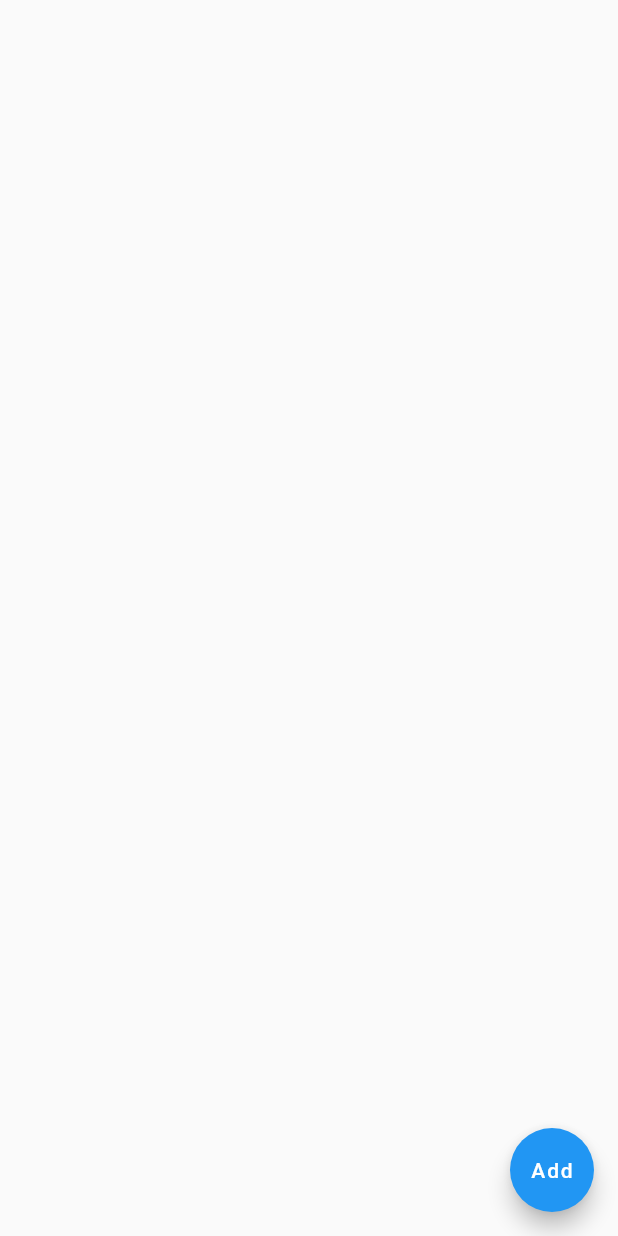
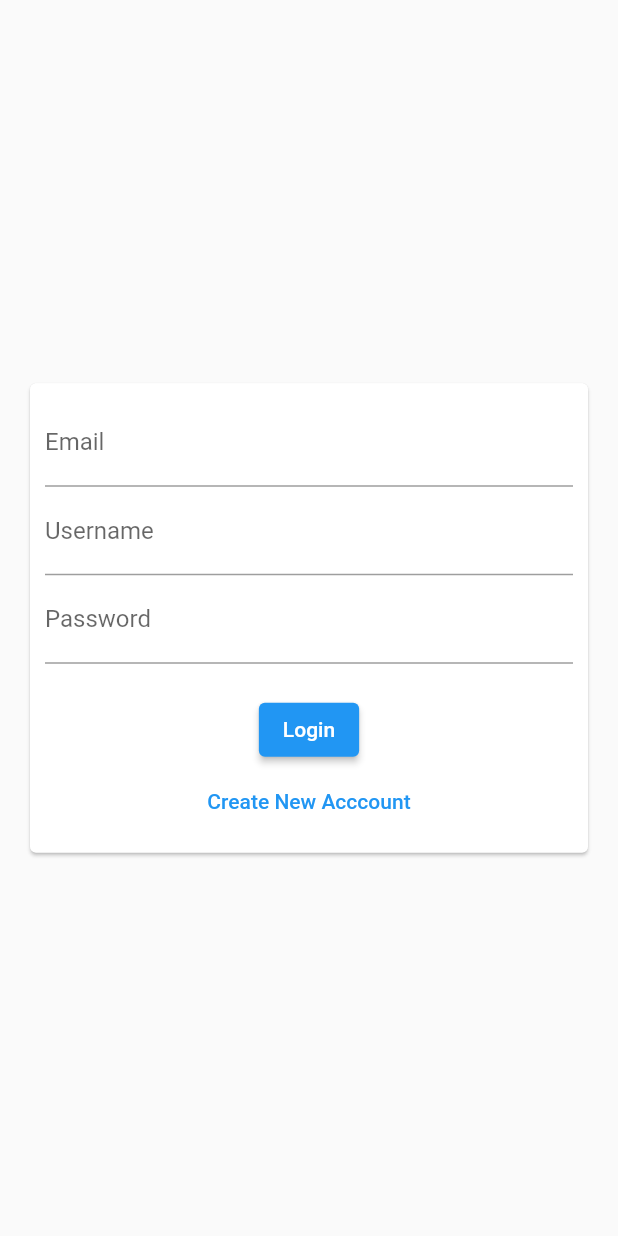
Before and after one commit to nahommb/Haro-Chat, a Flutter app: the screen it shows after launch, on a phone screen of 412 x 824 dp. Run offline on Flutter 3.47's test engine with Material 2 defaults, Android fonts, the phone set to English and light mode, and no system bars; our stand-ins replace cloud_firestore, firebase_core; accounts and stored records are empty.

Commit message:
some changes

```diff
--- a/lib/main.dart
+++ b/lib/main.dart
@@ -1,5 +1,6 @@
 import 'package:firebase_core/firebase_core.dart';
 import 'package:flutter/material.dart';
+import 'package:haro_chat/screen/auth_screen.dart';
 import 'package:haro_chat/screen/chat_screen.dart';
 
 
@@ -24,7 +25,7 @@ class _MyAppState extends State<MyApp> {
   @override
   Widget build(BuildContext context) {
     return MaterialApp(
-      home: ChatScreen(),
+      home: AuthScreen(),
     );
   }
 }
--- a/lib/screen/auth_screen.dart
+++ b/lib/screen/auth_screen.dart
@@ -0,0 +1,15 @@
+import 'package:flutter/material.dart';
+import 'package:haro_chat/widget/auth_form.dart';
+
+class AuthScreen extends StatelessWidget {
+  const AuthScreen({super.key});
+
+  @override
+  Widget build(BuildContext context) {
+    return Scaffold(
+      body: Center(
+        child:AuthForm()
+      ),
+    );
+  }
+}
--- /dev/null
+++ b/lib/widget/auth_form.dart
@@ -0,0 +1,96 @@
+
+
+import 'package:flutter/material.dart';
+
+class AuthForm extends StatefulWidget {
+  @override
+  State<AuthForm> createState() => _AuthFormState();
+}
+
+class _AuthFormState extends State<AuthForm> {
+  bool isLogin = true;
+
+  late String userEmail;
+
+  late String userPassword;
+
+  late String userName;
+
+final _formKey = GlobalKey<FormState>();
+
+void _trySubmit(){
+
+  // FocusScope.of(context).unfocus();
+  final isValid = _formKey.currentState?.validate();
+
+    if(isValid!){
+      _formKey.currentState?.save();
+       print('yess');
+   }
+}
+
+  @override
+  Widget build(BuildContext context) {
+    return Center(
+      child: Card(
+        margin: EdgeInsets.all(20),
+        child: SingleChildScrollView(
+          child: Padding(
+            padding: EdgeInsets.all(10),
+            child: Form(
+              key: _formKey,
+              child: Column(
+                children: [
+                  TextFormField(
+
+                    validator: (value){
+                      if(value!.isEmpty || !value!.contains('@')){
+                        return 'Please enter valid email address';
+                      }
+                      return null;
+                    },
+                    keyboardType: TextInputType.emailAddress,
+                    decoration: InputDecoration(labelText: 'Email'),
+                    onSaved: (value){
+                      userEmail = value!;
+                    },
+                ),
+                  TextFormField(
+                      validator: (value){
+                        if(value!.isEmpty){
+                          return 'Please enter username';
+                        }
+                        return null;
+                      },
+                    decoration: InputDecoration(labelText:'Username' ),
+                  ),
+                  TextFormField(
+                      validator: (value){
+                        if(value!.isEmpty || value.length<4){
+                          return 'Please enter at list 4 character ';
+                        }
+                        return null;
+                      },
+                      decoration: InputDecoration(labelText:'Password' ),
+                    obscureText: true,
+                  ),
+                  SizedBox(height: 20,),
+                  ElevatedButton(onPressed: (){
+                    _trySubmit();
+                  }, child: Text(isLogin?'Login':'Signup')),
+                  TextButton(onPressed: (){
+                    setState(() {
+                      isLogin = !isLogin;
+                    });
+
+                  }, child: Text(isLogin?'Create New Acccount':'I already have An account'))
+
+                ],
+              ),
+            ),
+          ),
+        ),
+      ),
+    );
+  }
+}
```
Also changed, not shown: lib/screen/chat_screen.dart (+2 -6 lines).
